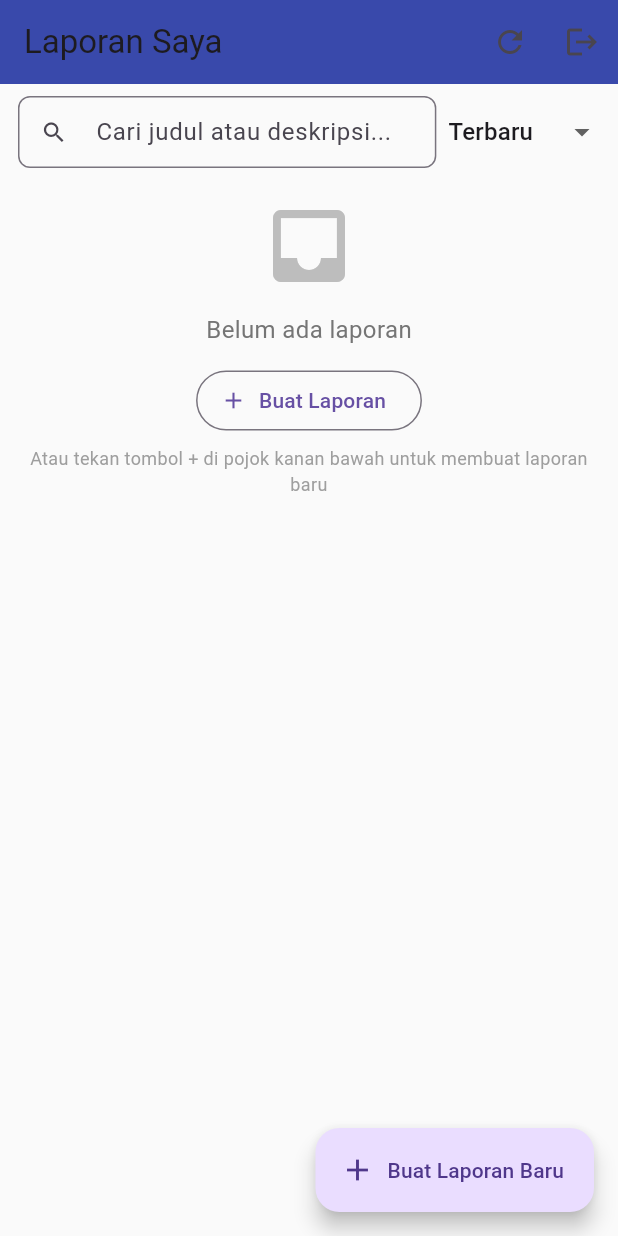
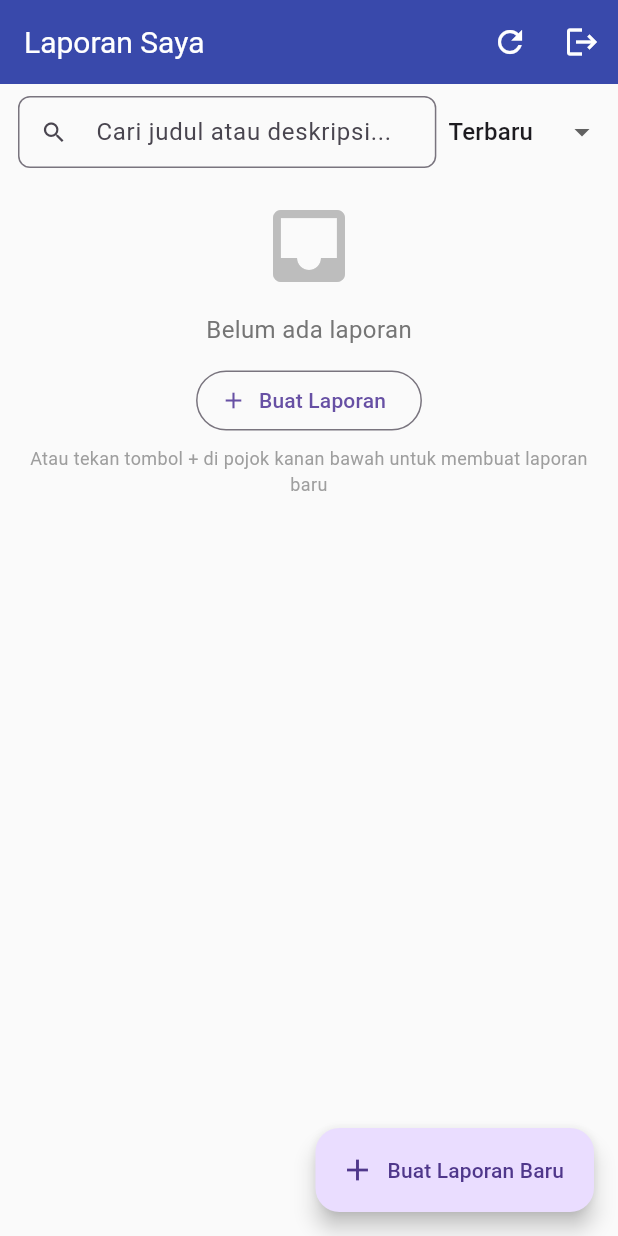
Before and after one commit to BangSaM0607/aplikasi_reporting, a Flutter app: the HomePage screen opened directly, on a phone screen of 412 x 824 dp. Run offline on Flutter 3.47's test engine with Material 3 defaults, Android fonts, the light colour scheme and no system bars; our stand-ins replace get, image_picker, supabase_flutter; accounts and stored records are empty.

Commit message:
perbaiki tampilan dan penataan tombol

```diff
--- a/lib/Teknisi/pages/home_page.dart
+++ b/lib/Teknisi/pages/home_page.dart
@@ -36,15 +36,18 @@ class HomePage extends StatelessWidget {
     return Scaffold(
       appBar: AppBar(
         title: const Text("Laporan Saya"),
+        titleTextStyle: const TextStyle(color: Colors.white, fontSize: 20),
         elevation: 0,
         backgroundColor: Colors.indigo.shade600,
         actions: [
           IconButton(
             icon: const Icon(Icons.refresh),
             onPressed: controller.fetchReports,
+            style: IconButton.styleFrom(foregroundColor: Colors.white),
           ),
           IconButton(
             icon: const Icon(Icons.logout),
+            style: IconButton.styleFrom(foregroundColor: Colors.white),
             onPressed: () async {
               try {
                 await Supabase.instance.client.auth.signOut();
```
